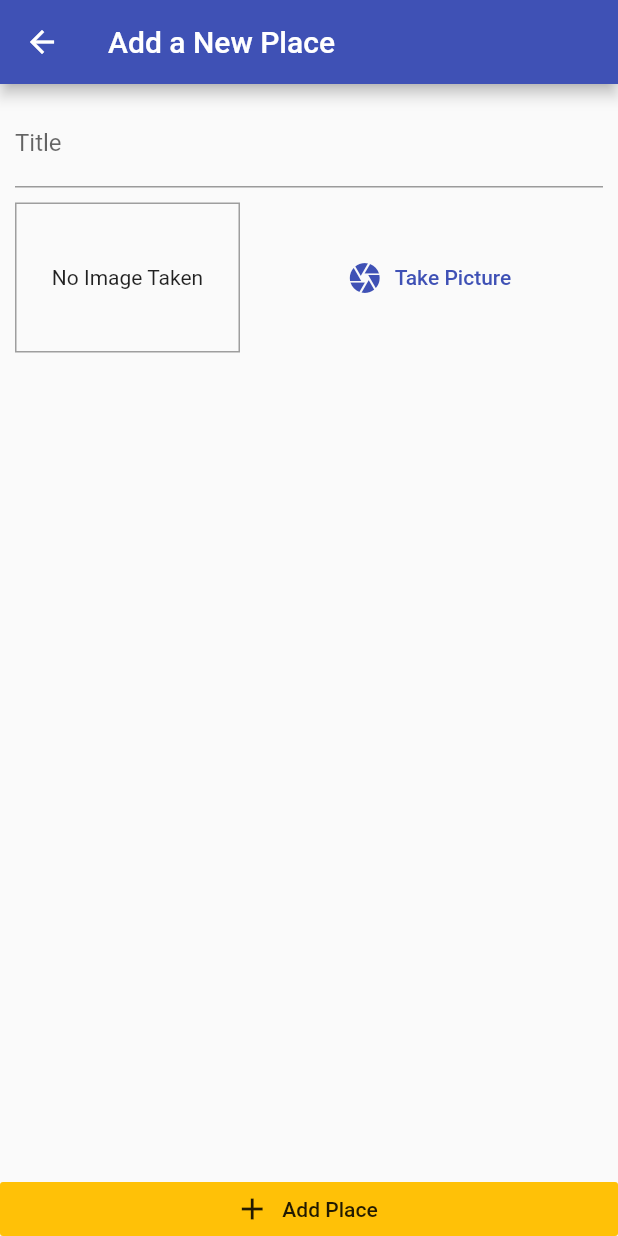
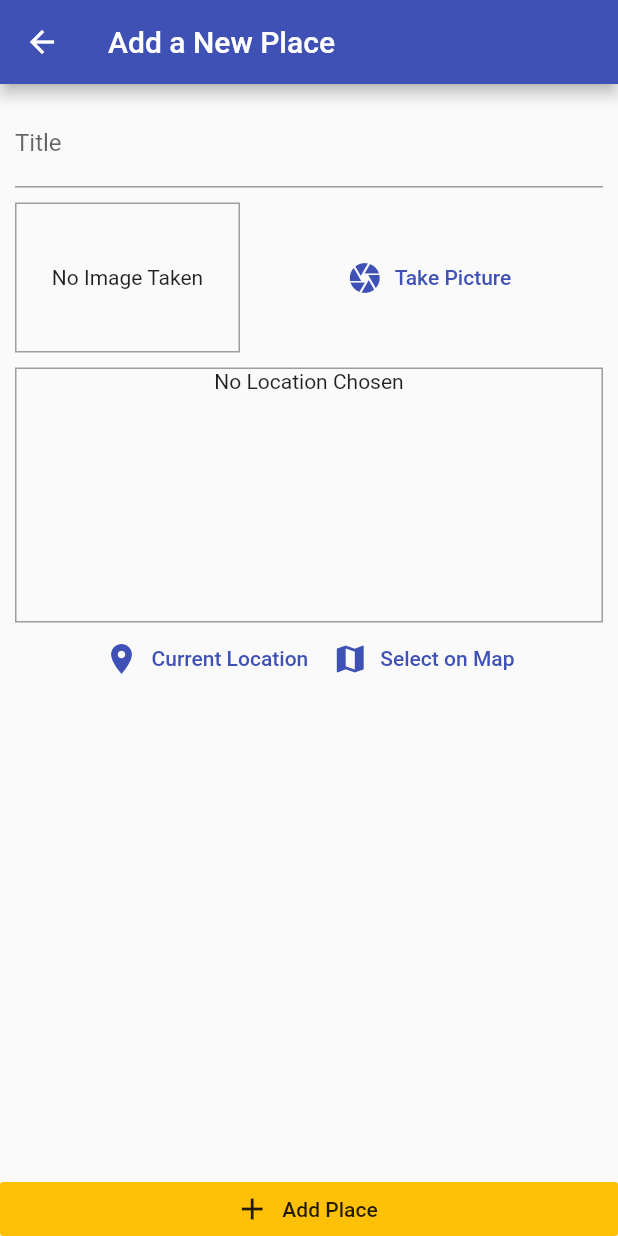
Before and after one commit to FrengkyG/learn-flutter, a Flutter app: the AddPlaceScreen screen opened by its route, on a phone screen of 412 x 824 dp. Run offline on Flutter 3.47's test engine with Material 2 defaults, Android fonts, the phone set to English and light mode, and no system bars; our stand-ins replace cached_network_image, dartz, equatable, flutter_local_notifications, flutter_rating_bar, get_it and 6 more; missing offline and left inert: android_alarm_manager_plus, app_settings; accounts and stored records are empty; generated files the repository leaves out were written again.

Commit message:
add: location input

```diff
--- a/Flutter The Complete Guide/05 Great Places App/great_places_app/lib/screens/add_place_screen.dart
+++ b/Flutter The Complete Guide/05 Great Places App/great_places_app/lib/screens/add_place_screen.dart
@@ -5,6 +5,7 @@ import 'dart:io';
 import 'package:flutter/material.dart';
 import 'package:great_places_app/providers/great_places_provider.dart';
 import 'package:great_places_app/widgets/image_input.dart';
+import 'package:great_places_app/widgets/location_input.dart';
 import 'package:provider/provider.dart';
 
 class AddPlaceScreen extends StatefulWidget {
@@ -55,6 +56,10 @@ class _AddPlaceScreenState extends State<AddPlaceScreen> {
                       height: 10,
                     ),
                     ImageInput(onSelectImage: _selectImage),
+                    const SizedBox(
+                      height: 10,
+                    ),
+                    const LocationInput(),
                   ],
                 ),
               ),
--- /dev/null
+++ b/Flutter The Complete Guide/05 Great Places App/great_places_app/lib/widgets/location_input.dart
@@ -0,0 +1,57 @@
+import 'package:flutter/material.dart';
+
+class LocationInput extends StatefulWidget {
+  const LocationInput({Key? key}) : super(key: key);
+
+  @override
+  State<LocationInput> createState() => _LocationInputState();
+}
+
+class _LocationInputState extends State<LocationInput> {
+  String? _previewImageUrl;
+
+  @override
+  Widget build(BuildContext context) {
+    return Column(
+      children: [
+        Container(
+          height: 170,
+          width: double.infinity,
+          decoration:
+              BoxDecoration(border: Border.all(width: 1, color: Colors.grey)),
+          child: _previewImageUrl == null
+              ? const Text(
+                  'No Location Chosen',
+                  textAlign: TextAlign.center,
+                )
+              : Image.network(
+                  _previewImageUrl!,
+                  fit: BoxFit.cover,
+                  width: double.infinity,
+                ),
+        ),
+        Row(
+          mainAxisAlignment: MainAxisAlignment.center,
+          children: [
+            TextButton.icon(
+              onPressed: () {},
+              icon: const Icon(Icons.location_on),
+              label: Text(
+                'Current Location',
+                style: TextStyle(color: Theme.of(context).primaryColor),
+              ),
+            ),
+            TextButton.icon(
+              onPressed: () {},
+              icon: const Icon(Icons.map),
+              label: Text(
+                'Select on Map',
+                style: TextStyle(color: Theme.of(context).primaryColor),
+              ),
+            ),
+          ],
+        )
+      ],
+    );
+  }
+}
```
